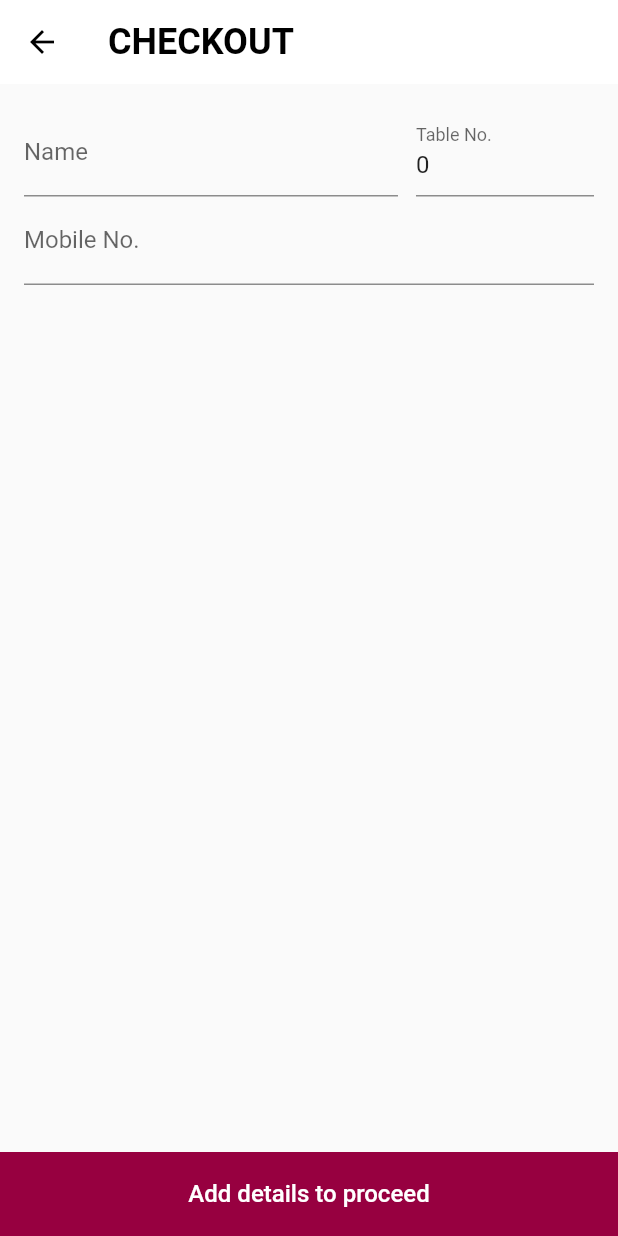
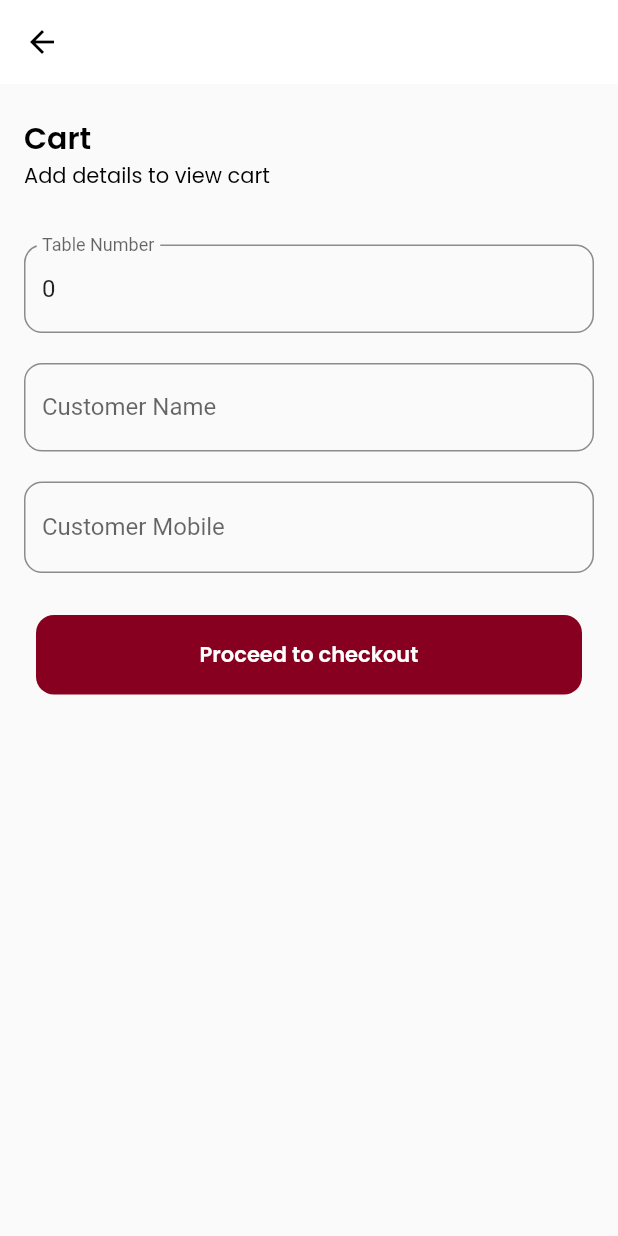
Before and after one commit to vainrestaurantxy/userapp, a Flutter app: the CheckoutPage screen opened directly, on a phone screen of 412 x 824 dp. Run offline on Flutter 3.47's test engine with Material 2 defaults, Android fonts, the light colour scheme and no system bars; our stand-ins replace cloud_firestore, firebase_core, flutter_riverpod, flutter_svg, go_router, google_fonts and 1 more; missing offline and left inert: dart:html, flutter_code_scanner; accounts and stored records are empty.

Commit message:
checkout page 1,2 ui fix

```diff
--- /dev/null
+++ b/lib/Utils/texts.dart
@@ -0,0 +1,29 @@
+import 'package:flutter/material.dart';
+import 'package:google_fonts/google_fonts.dart';
+
+Widget giveText(String text, double size, int weight) {
+  if (weight == 400) {
+    return Text(
+      text,
+      style: GoogleFonts.poppins(
+          color: Colors.black, fontSize: size, fontWeight: FontWeight.w400),
+    );
+  } else if (weight == 500) {
+    return Text(
+      text,
+      style: GoogleFonts.poppins(
+          color: Colors.black, fontSize: size, fontWeight: FontWeight.w500),
+    );
+  } else if (weight == 600) {
+    return Text(
+      text,
+      style: GoogleFonts.poppins(
+          color: Colors.black, fontSize: size, fontWeight: FontWeight.w600),
+    );
+  }
+  return Text(
+    text,
+    style: GoogleFonts.poppins(
+        color: Colors.black, fontSize: size, fontWeight: FontWeight.bold),
+  );
+}
--- a/lib/Views/CheckoutPage/checkout3.dart
+++ b/lib/Views/CheckoutPage/checkout3.dart
@@ -9,7 +9,7 @@
 import 'package:go_router/go_router.dart';
 import 'package:provider/provider.dart';
 
-import '../../Constants/staticConstants.dart';
+import '../../Utils/Constants/staticConstants.dart';
 import '../../ViewModels/CheckoutPageViewModel/checkoutPageViewModel.dart';
 
 class ConfirmOrder extends StatelessWidget {
--- a/lib/Views/CheckoutPage/checkoutPage1.dart
+++ b/lib/Views/CheckoutPage/checkoutPage1.dart
@@ -1,8 +1,10 @@
+import 'package:dine/Utils/texts.dart';
 import 'package:dine/ViewModels/CheckoutPageViewModel/checkoutPageViewModel.dart';
 import 'package:flutter/material.dart';
 import 'package:go_router/go_router.dart';
+import 'package:google_fonts/google_fonts.dart';
 
-import '../../Constants/staticConstants.dart';
+import '../../Utils/Constants/staticConstants.dart';
 
 class CheckoutPage extends StatefulWidget {
   const CheckoutPage({super.key});
@@ -12,6 +14,8 @@
 }
 
 class _CheckoutPageState extends State<CheckoutPage> {
+  TextEditingController nameCtrl = TextEditingController();
+  TextEditingController phnCtrl = TextEditingController();
   @override
   Widget build(BuildContext context) {
     CheckoutViewModel().getCart(context);
@@ -19,87 +23,97 @@
       appBar: AppBar(
         backgroundColor: Colors.white,
         elevation: 0,
-        iconTheme: IconThemeData(color: Colors.black),
-        title: const Text("CHECKOUT",
-            style: TextStyle(
-              fontSize: 24,
-              color: Colors.black,
-              fontWeight: FontWeight.w600,
-            )),
-      ),
-      bottomNavigationBar: GestureDetector(
-        onTap: () {
-          context.go("/menu/${Constants.id}/checkout/checkout2");
-        },
-        child: Container(
-          color: Color(0xFF970040),
-          width: double.infinity,
-          height: 24 + 32,
-          child: Center(
-              child: Row(
-            mainAxisAlignment: MainAxisAlignment.center,
-            children: [
-              Text("Add details to proceed",
-                  style: TextStyle(
-                    fontSize: 16,
-                    color: Colors.white,
-                    fontWeight: FontWeight.w500,
-                  )),
-            ],
-          )),
-        ),
+        iconTheme: const IconThemeData(color: Colors.black),
       ),
       body: Padding(
         padding: const EdgeInsets.all(16.0),
         child: SingleChildScrollView(
           child: Column(
             children: [
-              Row(
-                children: [
-                  SizedBox(
-                      width: (MediaQuery.of(context).size.width / 428) * 259,
-                      child: TextFormField(
-                        onChanged: (v) {
-                          Constants.name = v;
-                        },
-                        decoration: InputDecoration(
-                            label: Text("Name"),
-                            enabledBorder: UnderlineInputBorder(
-                                borderSide:
-                                    BorderSide(color: Color(0xFF8C8C8C))),
-                            border: UnderlineInputBorder(
-                                borderSide:
-                                    BorderSide(color: Color(0xFF8C8C8C)))),
-                      )),
-                  SizedBox(
-                    width: 12,
-                  ),
-                  Expanded(
-                      // width: (MediaQuery.of(context).size.width / 428) * 109,
-                      child: TextFormField(
-                    readOnly: true,
-                    initialValue: Constants.tableNo.toString(),
-                    decoration: InputDecoration(
-                        label: Text("Table No."),
-                        enabledBorder: UnderlineInputBorder(
-                            borderSide: BorderSide(color: Color(0xFF8C8C8C))),
-                        border: UnderlineInputBorder(
-                            borderSide: BorderSide(color: Color(0xFF8C8C8C)))),
-                  )),
-                ],
+              const SizedBox(
+                height: 5,
+              ),
+              Align(
+                  alignment: Alignment.bottomLeft,
+                  child: giveText('Cart', 20, 600)),
+              Align(
+                  alignment: Alignment.centerLeft,
+                  child: giveText('Add details to view cart', 14, 400)),
+              const SizedBox(
+                height: 35,
               ),
               TextFormField(
+                readOnly: true,
+                initialValue: Constants.tableNo.toString(),
+                decoration: InputDecoration(
+                  label: const Text("Table Number"),
+                  enabledBorder: OutlineInputBorder(
+                      borderRadius: BorderRadius.circular(12),
+                      borderSide: const BorderSide(color: Color(0xFF8C8C8C))),
+                ),
+              ),
+              const SizedBox(
+                height: 20,
+              ),
+              TextFormField(
+                controller: nameCtrl,
+                onChanged: (v) {
+                  Constants.name = v;
+                },
+                decoration: InputDecoration(
+                  hintText: 'Enter Name',
+                  label: const Text("Customer Name"),
+                  enabledBorder: OutlineInputBorder(
+                      borderRadius: BorderRadius.circular(12),
+                      borderSide: const BorderSide(color: Color(0xFF8C8C8C))),
+                  focusedBorder: OutlineInputBorder(
+                      borderRadius: BorderRadius.circular(12),
+                      borderSide: const BorderSide(color: Color(0xFF8C8C8C))),
+                ),
+              ),
+              const SizedBox(
+                height: 20,
+              ),
+              TextFormField(
+                controller: phnCtrl,
                 onChanged: (v) {
                   Constants.phone = v;
                 },
+                readOnly: false,
                 keyboardType: TextInputType.phone,
                 decoration: InputDecoration(
-                    label: Text("Mobile No."),
-                    enabledBorder: UnderlineInputBorder(
-                        borderSide: BorderSide(color: Color(0xFF8C8C8C))),
-                    border: UnderlineInputBorder(
-                        borderSide: BorderSide(color: Color(0xFF8C8C8C)))),
-              )
+                  prefix: giveText('+971 ', 14, 400),
+                  hintText: 'Enter Number',
+                  label: const Text("Customer Mobile"),
+                  focusedBorder: OutlineInputBorder(
+                      borderRadius: BorderRadius.circular(12),
+                      borderSide: const BorderSide(color: Color(0xFF8C8C8C))),
+                  enabledBorder: OutlineInputBorder(
+                      borderRadius: BorderRadius.circular(12),
+                      borderSide: const BorderSide(color: Color(0xFF8C8C8C))),
+                ),
+              ),
+              const SizedBox(
+                height: 20,
+              ),
+              TextButton(
+                  onPressed: () {
+                    context.go("/menu/${Constants.id}/checkout/checkout2");
+                  },
+                  child: Container(
+                      width: 396,
+                      height: 53,
+                      decoration: BoxDecoration(
+                          borderRadius: BorderRadius.circular(12),
+                          color: const Color(0xff88001f)),
+                      child: Center(
+                          child: Text(
+                        'Proceed to checkout',
+                        style: GoogleFonts.poppins(
+                            color: Colors.white,
+                            fontSize: 14,
+                            fontWeight: FontWeight.w600),
+                      ))))
             ],
           ),
         ),
--- a/lib/Views/QrScannerPage/qrscannerPage.dart
+++ b/lib/Views/QrScannerPage/qrscannerPage.dart
@@ -14,7 +14,7 @@
 import 'package:flutter_code_scanner/src/types/barcode.dart' as bc;
 import 'package:go_router/go_router.dart';
 
-import '../../Constants/staticConstants.dart';
+import '../../Utils/Constants/staticConstants.dart';
 
 class QrScanner extends ConsumerStatefulWidget {
   const QrScanner({super.key});
--- a/lib/Views/StatusPage.dart/statusPage.dart
+++ b/lib/Views/StatusPage.dart/statusPage.dart
@@ -7,7 +7,7 @@
 import 'package:provider/provider.dart';
 import 'package:provider/provider.dart';
 
-import '../../Constants/staticConstants.dart';
+import '../../Utils/Constants/staticConstants.dart';
 import '../../Models/restaurant.dart';
 import '../../ViewModels/MenuPageViewModel/menuPageViewModel.dart';
 
--- a/lib/main.dart
+++ b/lib/main.dart
@@ -5,7 +5,7 @@
 import 'package:flutter/material.dart';
 
 import 'package:provider/provider.dart';
-import 'Routes/router.dart';
+import 'Utils/Routes/router.dart';
 import 'firebase_options.dart';
 
 void main() async {
@@ -21,7 +21,7 @@
         ListenableProvider<RestaurantBuilder>(
             create: (_) => RestaurantBuilder()),
       ],
-      child: MyApp(),
+      child: const MyApp(),
     ),
   );
 }
@@ -35,7 +35,7 @@
       routerConfig: router,
       title: 'Dine',
       theme: ThemeData(
-        colorScheme: ColorScheme.light(primary: Color(0xFF8C8C8C)),
+        colorScheme: const ColorScheme.light(primary: Color(0xFF8C8C8C)),
         // useMaterial3: true,
       ),
       // home: const QrScanner(),
--- a/pubspec.yaml
+++ b/pubspec.yaml
@@ -44,6 +44,7 @@
   cloud_firestore: ^4.8.5
   go_router: ^10.1.0
   shared_preferences: ^2.2.0
+  google_fonts: ^6.0.0
 
 dev_dependencies:
   flutter_test:
```
Also changed, not shown: lib/Shared/Widgets/AppBar.dart (+14 -12 lines), lib/Shared/Widgets/SliverAppBar.dart (+30 -11 lines), lib/Shared/Widgets/cartButton.dart (+10 -11 lines), lib/Utils/Routes/router.dart (renamed from lib/Routes/router.dart, +9 -8 lines), lib/Views/CheckoutPage/checkoutPage2.dart (+36 -58 lines), lib/Views/CheckoutPage/widgets.dart (+9 -7 lines), lib/Views/MenuPage/menuPage.dart (+48 -53 lines), lib/Views/MenuPage/widgets.dart (+9 -9 lines), assets/Icon.png (added), lib/Utils/Constants/staticConstants.dart (renamed from lib/Constants/staticConstants.dart), pubspec.lock, 1 other file.
